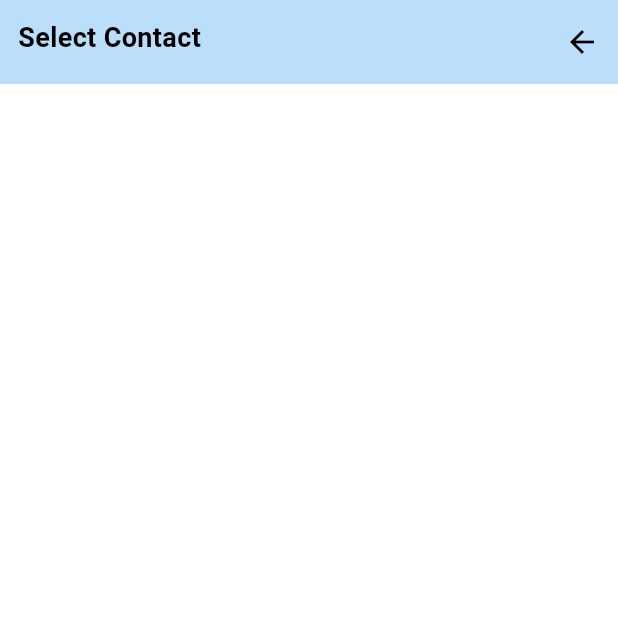
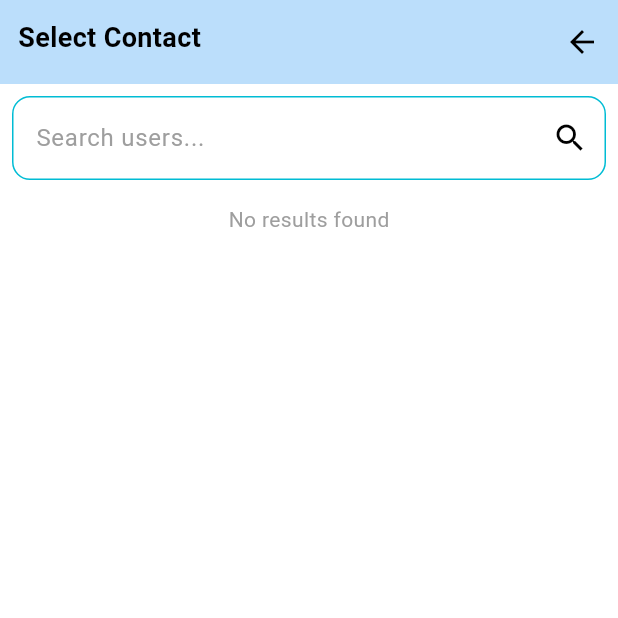
Before and after one commit to Aabro098/edventure, a Flutter app: the SelectContact screen opened directly, on a phone screen of 412 x 824 dp, the top half of it. Run offline on Flutter 3.47's test engine with Material 3 defaults, Android fonts, the phone set to English and light mode, and no system bars; our stand-ins replace curved_navigation_bar, flutter_map, latlong2, location, shared_preferences; missing offline and left inert: flutter_map_cancellable_tile_provider; accounts and stored records are empty; network calls fail.

Commit message:
making changes for the select contact screen

```diff
--- a/lib/Screens/Messenger/select_contact.dart
+++ b/lib/Screens/Messenger/select_contact.dart
@@ -1,3 +1,7 @@
+import 'package:edventure/Screens/Messenger/individual_chat.dart';
+import 'package:edventure/Services/api_services.dart';
+import 'package:edventure/Widgets/friend_card.dart';
+import 'package:edventure/models/user.dart';
 import 'package:flutter/material.dart';
 
 class SelectContact extends StatefulWidget {
@@ -8,6 +12,35 @@ class SelectContact extends StatefulWidget {
 }
 
 class _SelectContactState extends State<SelectContact> {
+
+    final TextEditingController _searchController = TextEditingController();
+  List<User> _searchResults = [];
+  bool _isSearching = false;
+
+  void _searchUsers(String query) async {
+    if (query.isNotEmpty) {
+      setState(() {
+        _isSearching = true;
+      });
+      try {
+        List<User> results = await ApiService().searchUsers(context, query);
+        setState(() {
+          _searchResults = results;
+          _isSearching = false;
+        });
+      } catch (e) {
+        setState(() {
+          _searchResults = [];
+          _isSearching = false;
+        });
+      }
+    } else {
+      setState(() {
+        _searchResults.clear();
+      });
+    }
+  }
+
   @override
   Widget build(BuildContext context) {
     return Scaffold(
@@ -36,7 +69,95 @@ class _SelectContactState extends State<SelectContact> {
           ),
         ],
       ),
-      body: ListView(),
+      body: Column(
+        children: [
+          Padding(
+          padding: const EdgeInsets.all(8.0),
+          child: Column(
+            children: [
+              TextField(
+                controller: _searchController,
+                decoration: InputDecoration(
+                  hintText: 'Search users...',
+                  hintStyle: TextStyle(
+                    color: Colors.grey
+                  ),
+                  border: OutlineInputBorder(
+                    borderRadius: BorderRadius.circular(12.0),
+                    borderSide: const BorderSide(
+                      color: Colors.lightBlue,
+                      width: 2.0
+                    )
+                  ),
+                  focusedBorder: OutlineInputBorder(
+                    borderRadius: BorderRadius.circular(12.0),
+                    borderSide: const BorderSide(
+                      color: Colors.blue,
+                      width: 2.0,
+                    ),
+                  ),
+                  enabledBorder: OutlineInputBorder(
+                    borderRadius: BorderRadius.circular(12.0),
+                    borderSide: const BorderSide(
+                      color: Colors.cyan,
+                      width: 1.0,
+                    ),
+                  ),
+                  suffixIcon: _isSearching
+                      ? Padding(
+                          padding: const EdgeInsets.all(12.0),
+                          child: CircularProgressIndicator(strokeWidth: 2),
+                        )
+                      : IconButton(
+                          icon: const Icon(Icons.search),
+                          onPressed: () {
+                            _searchUsers(_searchController.text);
+                          },
+                        ),
+                ),
+                onChanged: (query) {
+                  _searchUsers(query);
+                },
+              ),
+              const SizedBox(height: 16.0),
+
+              Expanded(
+                child: _searchResults.isEmpty
+                ? Center(
+                    child: _isSearching
+                        ? CircularProgressIndicator()
+                        : const Text(
+                            'No results found',
+                            style: TextStyle(color: Colors.grey),
+                          ),
+                  )
+                : ListView.builder(
+                    itemCount: _searchResults.length,
+                    itemBuilder: (context, index) {
+                      final user = _searchResults[index];
+                      return Padding(
+                        padding: const EdgeInsets.only(bottom: 8.0),
+                        child: FriendCard(
+                          suggested: false,
+                          user: user,
+                          onTap: () {
+                            Navigator.push(
+                              context,
+                              MaterialPageRoute(
+                                builder: (context) => IndividualChat(),
+                              ),
+                            );
+                          },
+                        ),
+                      );
+                    },
+                  ),
+              ),
+            ],
+          ),
+        ),
+        ],
+      ),
     );
   }
 }
```
